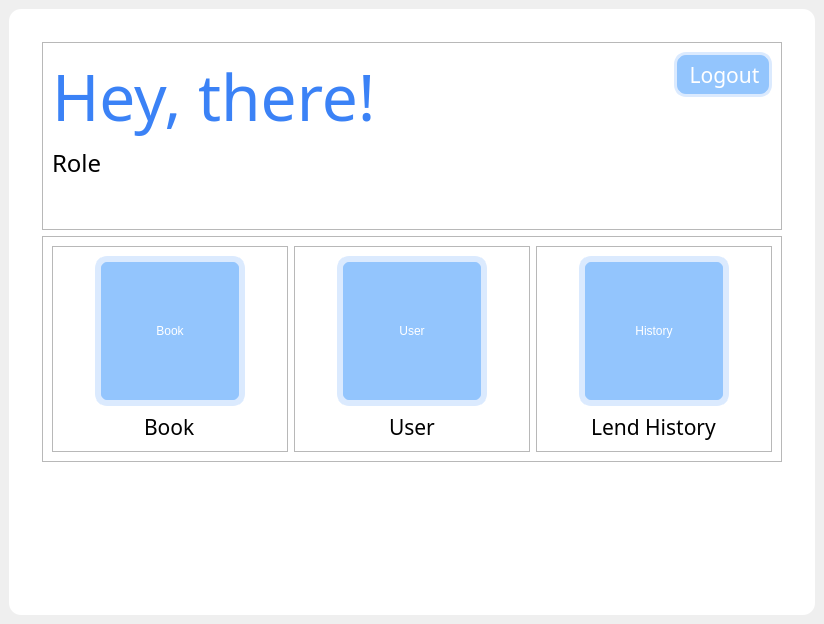
al-dioooo/bookster, file form.ui: the form before one commit.
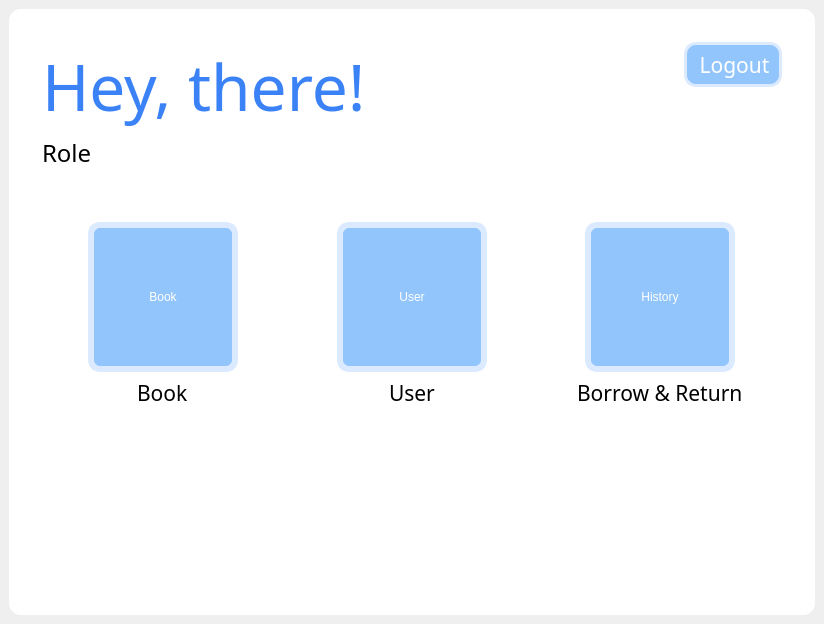
The form after the commit. The open tabs and pages were chosen to show the change. Icons and pictures are not drawn.

Diff of the .ui file:
```diff
--- a/form.ui
+++ b/form.ui
@@ -459,12 +459,24 @@
            </size>
           </property>
           <property name="frameShape">
-           <enum>QFrame::Shape::StyledPanel</enum>
+           <enum>QFrame::Shape::NoFrame</enum>
           </property>
           <property name="frameShadow">
            <enum>QFrame::Shadow::Raised</enum>
           </property>
           <layout class="QHBoxLayout" name="horizontalLayout_7">
+           <property name="leftMargin">
+            <number>0</number>
+           </property>
+           <property name="topMargin">
+            <number>0</number>
+           </property>
+           <property name="rightMargin">
+            <number>0</number>
+           </property>
+           <property name="bottomMargin">
+            <number>0</number>
+           </property>
            <item>
             <layout class="QVBoxLayout" name="verticalLayout_3">
              <item alignment="Qt::AlignmentFlag::AlignLeft|Qt::AlignmentFlag::AlignTop">
@@ -556,21 +568,42 @@
         <item>
          <widget class="QFrame" name="frame_5">
           <property name="frameShape">
-           <enum>QFrame::Shape::StyledPanel</enum>
+           <enum>QFrame::Shape::NoFrame</enum>
           </property>
           <property name="frameShadow">
            <enum>QFrame::Shadow::Raised</enum>
           </property>
           <layout class="QHBoxLayout" name="horizontalLayout_3">
+           <property name="leftMargin">
+            <number>0</number>
+           </property>
+           <property name="topMargin">
+            <number>0</number>
+           </property>
+           <property name="rightMargin">
+            <number>0</number>
+           </property>
+           <property name="bottomMargin">
+            <number>0</number>
+           </property>
            <item>
             <widget class="QFrame" name="frame_2">
              <property name="frameShape">
-              <enum>QFrame::Shape::StyledPanel</enum>
-             </property>
-             <property name="frameShadow">
-              <enum>QFrame::Shadow::Raised</enum>
+              <enum>QFrame::Shape::NoFrame</enum>
              </property>
              <layout class="QVBoxLayout" name="verticalLayout_6">
+              <property name="leftMargin">
+               <number>0</number>
+              </property>
+              <property name="topMargin">
+               <number>0</number>
+              </property>
+              <property name="rightMargin">
+               <number>0</number>
+              </property>
+              <property name="bottomMargin">
+               <number>0</number>
+              </property>
               <item alignment="Qt::AlignmentFlag::AlignHCenter">
                <widget class="QToolButton" name="bookManagementLinkButton">
                 <property name="sizePolicy">
@@ -644,12 +677,21 @@
            <item>
             <widget class="QFrame" name="frame_3">
              <property name="frameShape">
-              <enum>QFrame::Shape::StyledPanel</enum>
-             </property>
-             <property name="frameShadow">
-              <enum>QFrame::Shadow::Raised</enum>
+              <enum>QFrame::Shape::NoFrame</enum>
              </property>
              <layout class="QVBoxLayout" name="verticalLayout_7">
+              <property name="leftMargin">
+               <number>0</number>
+              </property>
+              <property name="topMargin">
+               <number>0</number>
+              </property>
+              <property name="rightMargin">
+               <number>0</number>
+              </property>
+              <property name="bottomMargin">
+               <number>0</number>
+              </property>
               <item alignment="Qt::AlignmentFlag::AlignHCenter">
                <widget class="QToolButton" name="userManagementLinkButton">
                 <property name="sizePolicy">
@@ -723,12 +765,21 @@
            <item>
             <widget class="QFrame" name="frame_4">
              <property name="frameShape">
-              <enum>QFrame::Shape::StyledPanel</enum>
-             </property>
-             <property name="frameShadow">
-              <enum>QFrame::Shadow::Raised</enum>
+              <enum>QFrame::Shape::NoFrame</enum>
              </property>
              <layout class="QVBoxLayout" name="verticalLayout_8">
+              <property name="leftMargin">
+               <number>0</number>
+              </property>
+              <property name="topMargin">
+               <number>0</number>
+              </property>
+              <property name="rightMargin">
+               <number>0</number>
+              </property>
+              <property name="bottomMargin">
+               <number>0</number>
+              </property>
               <item alignment="Qt::AlignmentFlag::AlignHCenter">
                <widget class="QToolButton" name="bookLendHistoryLinkButton">
                 <property name="sizePolicy">
@@ -792,7 +843,7 @@
                  </font>
                 </property>
                 <property name="text">
-                 <string>Lend History</string>
+                 <string>Borrow &amp; Return</string>
                 </property>
                </widget>
               </item>
```
Left out of the diff: 143 changed lines with no effect on the pictures.
